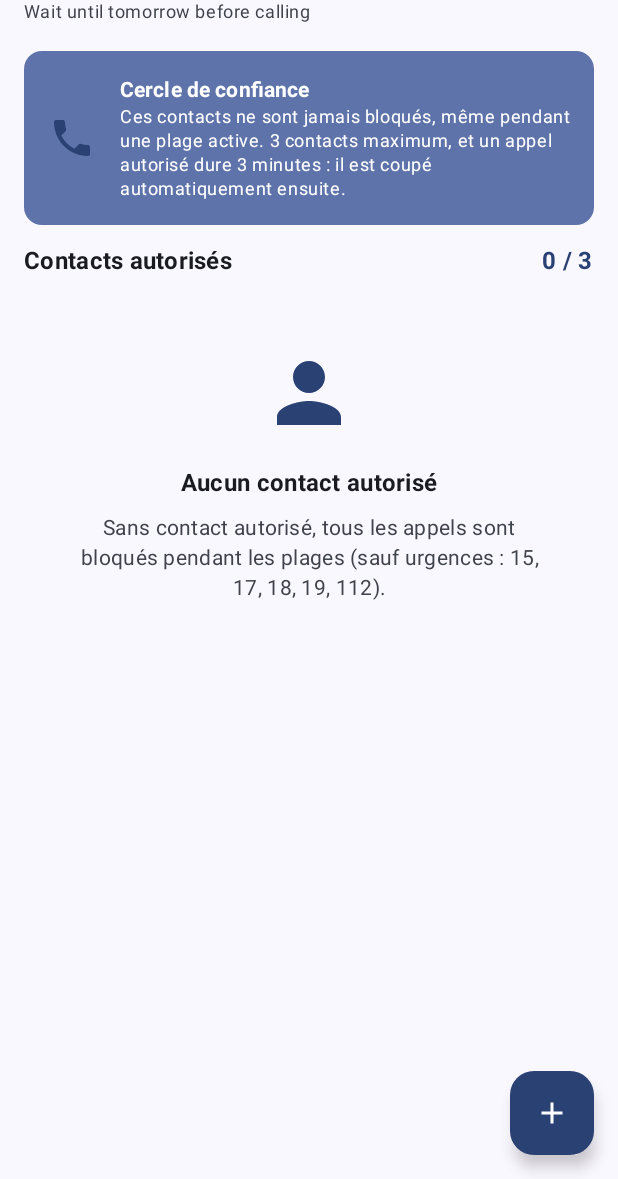
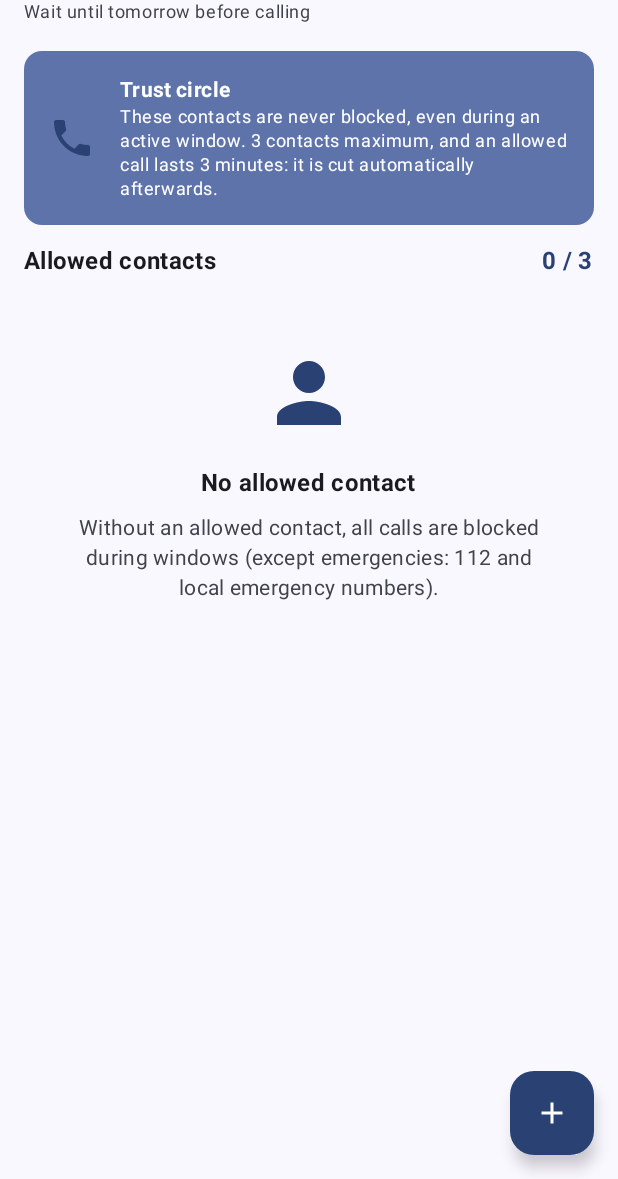
Before and after one commit to AJANEDOUBY/InstantPause-App, an Android app built with Jetpack Compose: the composable WhitelistScreen shown on its own in the app's theme, on a phone screen of 412 x 824 dp, the part 57-1236 px from its top. Run offline under Robolectric (Android 15) with nearby library versions, the phone set to English and light mode, and no system bars; our stand-ins replace Dagger/Hilt's generated code, Room's generated code; libraries missing offline, so code that uses them is left out: androidx.hilt.lifecycle, com.google.i18n.phonenumbers.

Commit message:
Extrait les chaines des contacts et de l'historique

```diff
--- a/app/src/main/java/com/instantpause/app/ui/whitelist/WhitelistScreen.kt
+++ b/app/src/main/java/com/instantpause/app/ui/whitelist/WhitelistScreen.kt
@@ -96,14 +96,17 @@ fun WhitelistScreen(
             if (!limitReached) {
                 FloatingActionButton(
                     onClick = {
-                        guard("Ajouter un contact autorisé ? Ses appels passeront même pendant une plage.") {
+                        guard(context.getString(R.string.whitelist_add_reason)) {
                             runCatching { pickContact.launch(Unit) }
                                 .onFailure { viewModel.reportPickerFailure() }
                         }
                     },
                     containerColor = MaterialTheme.colorScheme.primary
                 ) {
-                    Icon(Icons.Default.Add, contentDescription = "Ajouter un contact")
+                    Icon(
+                        Icons.Default.Add,
+                        contentDescription = stringResource(R.string.action_add_contact)
+                    )
                 }
             }
         }
@@ -133,8 +136,10 @@ fun WhitelistScreen(
                         entry = entry,
                         onDelete = {
                             guard(
-                                "Retirer ${entry.contactName} du cercle de confiance ? " +
-                                        "Ses appels seront de nouveau bloqués pendant les plages."
+                                context.getString(
+                                    R.string.whitelist_remove_reason,
+                                    entry.contactName
+                                )
                             ) { viewModel.remove(entry) }
                         }
                     )
@@ -144,8 +149,10 @@ fun WhitelistScreen(
             if (limitReached) {
                 item {
                     Text(
-                        text = "Limite de ${WhitelistViewModel.MAX_CONTACTS} contacts atteinte. " +
-                                "Retirez un contact pour en ajouter un autre.",
+                        text = stringResource(
+                            R.string.whitelist_limit_note,
+                            WhitelistViewModel.MAX_CONTACTS
+                        ),
                         style = MaterialTheme.typography.bodySmall,
                         color = MaterialTheme.colorScheme.onSurfaceVariant,
                         textAlign = TextAlign.Center,
@@ -185,14 +192,15 @@ private fun TrustCircleBanner() {
             Spacer(modifier = Modifier.width(16.dp))
             Column {
                 Text(
-                    text = "Cercle de confiance",
+                    text = stringResource(R.string.trust_circle_title),
                     style = MaterialTheme.typography.titleSmall,
                     fontWeight = FontWeight.Bold
                 )
                 Text(
-                    text = "Ces contacts ne sont jamais bloqués, même pendant une plage active. " +
-                            "${WhitelistViewModel.MAX_CONTACTS} contacts maximum, et un appel " +
-                            "autorisé dure 3 minutes : il est coupé automatiquement ensuite.",
+                    text = stringResource(
+                        R.string.trust_circle_body,
+                        WhitelistViewModel.MAX_CONTACTS
+                    ),
                     style = MaterialTheme.typography.bodySmall
                 )
             }
@@ -208,7 +216,7 @@ private fun CounterRow(count: Int) {
         verticalAlignment = Alignment.CenterVertically
     ) {
         Text(
-            text = "Contacts autorisés",
+            text = stringResource(R.string.whitelist_counter),
             style = MaterialTheme.typography.titleMedium,
             fontWeight = FontWeight.Bold
         )
@@ -242,14 +250,13 @@ private fun EmptyState() {
         )
         Spacer(Modifier.height(16.dp))
         Text(
-            text = "Aucun contact autorisé",
+            text = stringResource(R.string.whitelist_empty_title),
             style = MaterialTheme.typography.titleMedium,
             fontWeight = FontWeight.Bold
         )
         Spacer(Modifier.height(8.dp))
         Text(
-            text = "Sans contact autorisé, tous les appels sont bloqués pendant les plages " +
-                    "(sauf urgences : 15, 17, 18, 19, 112).",
+            text = stringResource(R.string.whitelist_empty_body),
             style = MaterialTheme.typography.bodyMedium,
             color = MaterialTheme.colorScheme.onSurfaceVariant,
             textAlign = TextAlign.Center
@@ -296,7 +303,11 @@ private fun ContactCard(entry: WhitelistEntry, onDelete: () -> Unit) {
                 )
             }
             IconButton(onClick = onDelete) {
-                Icon(Icons.Default.Delete, contentDescription = "Retirer", tint = Color.Gray)
+                Icon(
+                    Icons.Default.Delete,
+                    contentDescription = stringResource(R.string.action_remove),
+                    tint = Color.Gray
+                )
             }
         }
     }
--- a/app/src/main/res/values/strings.xml
+++ b/app/src/main/res/values/strings.xml
@@ -189,4 +189,29 @@
         <item>Sat</item>
         <item>Sun</item>
     </string-array>
+
+    <!-- Onglet Contacts -->
+    <string name="whitelist_picker_failure">No Contacts app on this device.</string>
+    <string name="whitelist_read_error">Could not read this contact.</string>
+    <string name="whitelist_added">%1$s added to the trust circle.</string>
+    <string name="whitelist_duplicate">This number is already allowed.</string>
+    <string name="whitelist_limit_short">Limit of %1$d contacts reached.</string>
+    <string name="whitelist_invalid">Unreadable number: it cannot be allowed.</string>
+    <string name="whitelist_add_reason">Add an allowed contact? Their calls will go through even during a window.</string>
+    <string name="whitelist_remove_reason">Remove %1$s from the trust circle? Their calls will be blocked again during windows.</string>
+    <string name="action_add_contact">Add a contact</string>
+    <string name="action_remove">Remove</string>
+    <string name="whitelist_limit_note">Limit of %1$d contacts reached. Remove a contact to add another.</string>
+    <string name="trust_circle_title">Trust circle</string>
+    <string name="trust_circle_body">These contacts are never blocked, even during an active window. %1$d contacts maximum, and an allowed call lasts 3 minutes: it is cut automatically afterwards.</string>
+    <string name="whitelist_counter">Allowed contacts</string>
+    <string name="whitelist_empty_title">No allowed contact</string>
+    <string name="whitelist_empty_body">Without an allowed contact, all calls are blocked during windows (except emergencies: 112 and local emergency numbers).</string>
+
+    <!-- Onglet Historique -->
+    <string name="log_blocked">Blocked</string>
+    <string name="log_allowed">Allowed (trust circle)</string>
+    <string name="log_date_pattern">d MMM \'at\' HH:mm</string>
+    <string name="logs_empty_title">No call yet</string>
+    <string name="logs_empty_body">Blocked calls and calls allowed by your trust circle will appear here.</string>
 </resources>
```
Also changed, not shown: app/src/main/java/com/instantpause/app/ui/logs/LogsScreen.kt (+16 -5 lines), app/src/main/java/com/instantpause/app/ui/whitelist/WhitelistViewModel.kt (+14 -7 lines), 1 other file.
